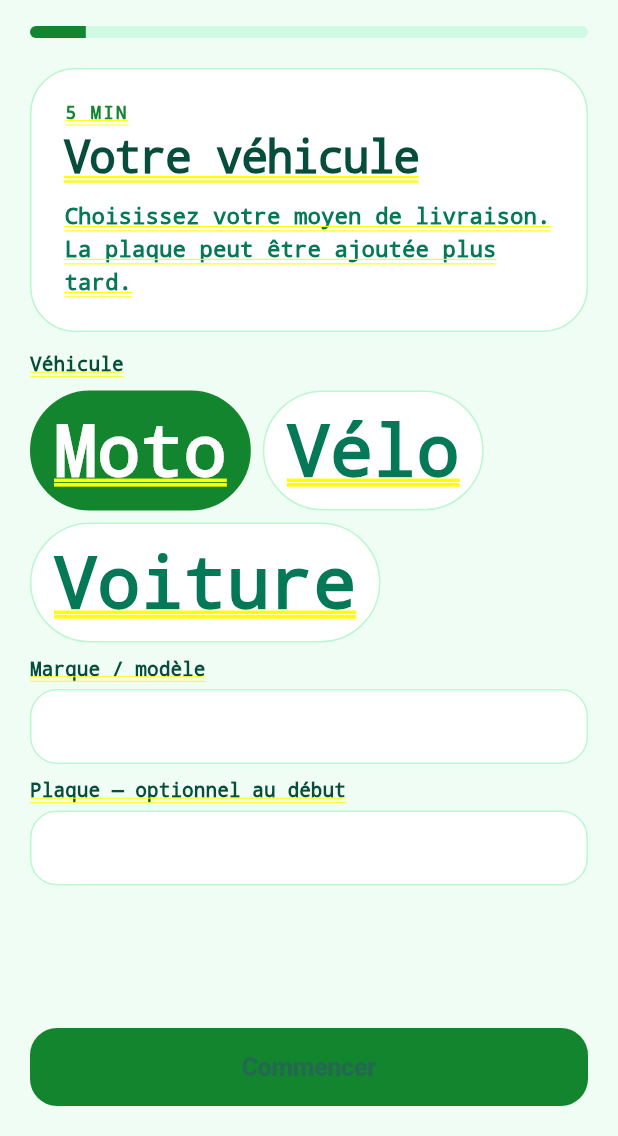
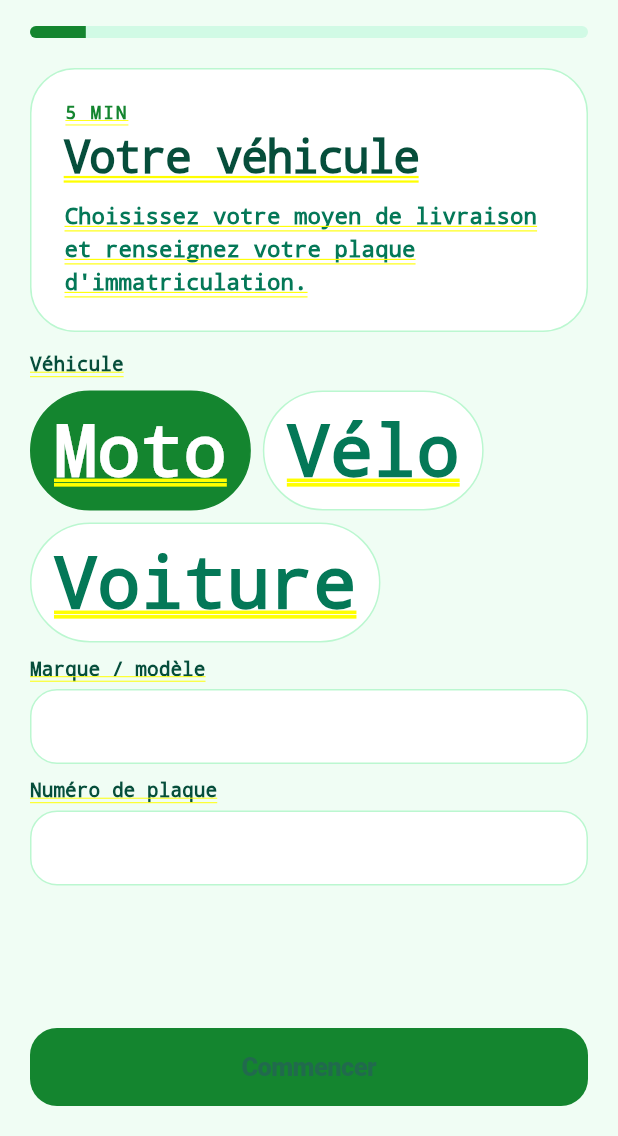
Before and after one commit to Jerome2024-net/BINQ, a Flutter app: the screen it shows after launch, swiped to page 4, on a phone screen of 412 x 824 dp, the part 100-1236 px from its top. Run offline on Flutter 3.47's test engine with Material 3 defaults, Android fonts, the phone set to English and light mode, and no system bars; our stand-ins replace geolocator.

Commit message:
Make all onboarding fields mandatory

```diff
--- a/Binq livreur/lib/main.dart
+++ b/Binq livreur/lib/main.dart
@@ -140,11 +140,13 @@ class _LivreurOnboardingPageState extends State<LivreurOnboardingPage> {
       case 2:
         return _firstNameController.text.trim().isNotEmpty &&
             _lastNameController.text.trim().isNotEmpty &&
-            _cityController.text.trim().isNotEmpty;
+            _cityController.text.trim().isNotEmpty &&
+            profilePhotoAdded;
       case 3:
-        return _vehicleBrandController.text.trim().isNotEmpty;
+        return _vehicleBrandController.text.trim().isNotEmpty &&
+            _plateController.text.trim().isNotEmpty;
       case 4:
-        return idPhotoAdded;
+        return idPhotoAdded && vehiclePhotoAdded;
       case 5:
         return _withdrawPhoneController.text.trim().length >= 8;
       case 6:
@@ -408,7 +410,7 @@ class _LivreurOnboardingPageState extends State<LivreurOnboardingPage> {
                         title: 'Photo profil',
                         text: profilePhotoAdded
                             ? 'Photo ajoutée'
-                            : 'Optionnel mais recommandé',
+                            : 'Obligatoire',
                         icon: CupertinoIcons.person_crop_circle_fill,
                         done: profilePhotoAdded,
                         onTap: () => setState(() => profilePhotoAdded = true),
@@ -419,7 +421,7 @@ class _LivreurOnboardingPageState extends State<LivreurOnboardingPage> {
                     eyebrow: '5 min',
                     title: 'Votre véhicule',
                     text:
-                        'Choisissez votre moyen de livraison. La plaque peut être ajoutée plus tard.',
+                        'Choisissez votre moyen de livraison et renseignez votre plaque d\'immatriculation.',
                     children: [
                       const _SectionLabel('Véhicule'),
                       _ChoiceWrap(
@@ -432,16 +434,16 @@ class _LivreurOnboardingPageState extends State<LivreurOnboardingPage> {
                         controller: _vehicleBrandController,
                       ),
                       _InputField(
-                        label: 'Plaque — optionnel au début',
+                        label: 'Numéro de plaque',
                         controller: _plateController,
                       ),
                     ],
                   ),
                   _OnboardingStep(
-                    eyebrow: 'Documents MVP',
-                    title: 'Un minimum de documents',
+                    eyebrow: 'Documents',
+                    title: 'Vos documents',
                     text:
-                        'Pour éviter l’abandon, Binq demande seulement l’essentiel au départ.',
+                        'Ajoutez votre pièce d\'identité et une photo de votre véhicule pour continuer.',
                     children: [
                       _PhotoUploadCard(
                         title: 'Pièce d’identité',
@@ -454,7 +456,7 @@ class _LivreurOnboardingPageState extends State<LivreurOnboardingPage> {
                         title: 'Photo du véhicule',
                         text: vehiclePhotoAdded
                             ? 'Photo ajoutée'
-                            : 'Optionnel pour le MVP',
+                            : 'Obligatoire',
                         icon: CupertinoIcons.camera_fill,
                         done: vehiclePhotoAdded,
                         onTap: () => setState(() => vehiclePhotoAdded = true),
```
